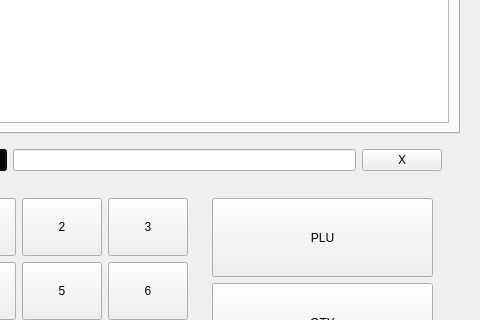
fazalfzl/choice, file common_support/ui/UI.ui: the form before one commit; both pictures show x 687 to 1167 and y 118 to 438 of the 1167 by 654 pixel window.
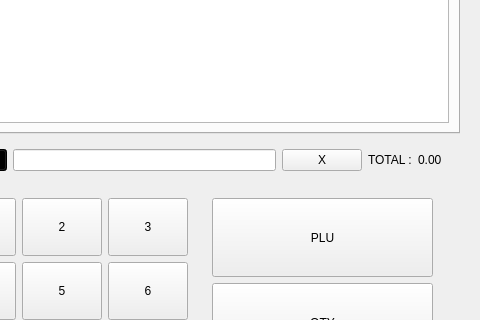
The form after the commit.

What changed in the file:
```diff
--- a/common_support/ui/UI.ui
+++ b/common_support/ui/UI.ui
@@ -434,6 +434,26 @@
               </property>
              </widget>
             </item>
+            <item row="0" column="3">
+             <widget class="QLabel" name="label">
+              <property name="styleSheet">
+               <string notr="true">font: 14pt &quot;Wide Latin&quot;;</string>
+              </property>
+              <property name="text">
+               <string>TOTAL :</string>
+              </property>
+             </widget>
+            </item>
+            <item row="0" column="4">
+             <widget class="QLabel" name="label_total">
+              <property name="styleSheet">
+               <string notr="true">font: 14pt &quot;Wide Latin&quot;;</string>
+              </property>
+              <property name="text">
+               <string>0.00</string>
+              </property>
+             </widget>
+            </item>
            </layout>
           </widget>
          </item>
```
